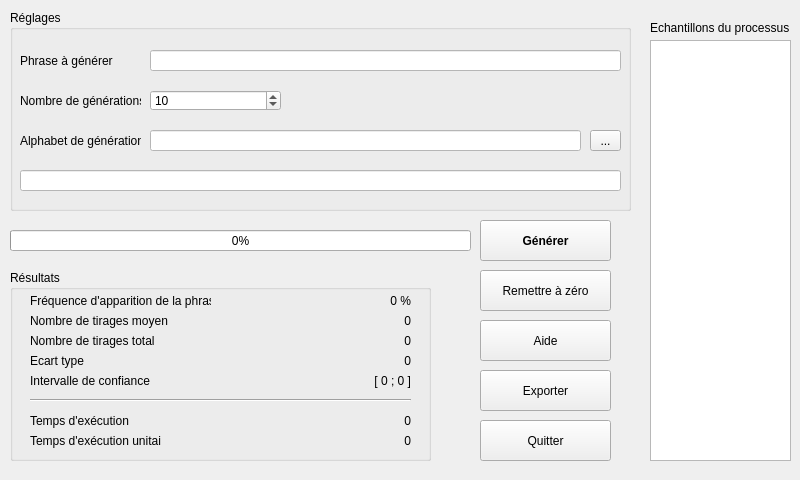
The window that src/RandomSentencesGUI/mainwindow.ui (WordCloudZZ/WordCloudZZ) describes before a commit, drawn with Qt 5.
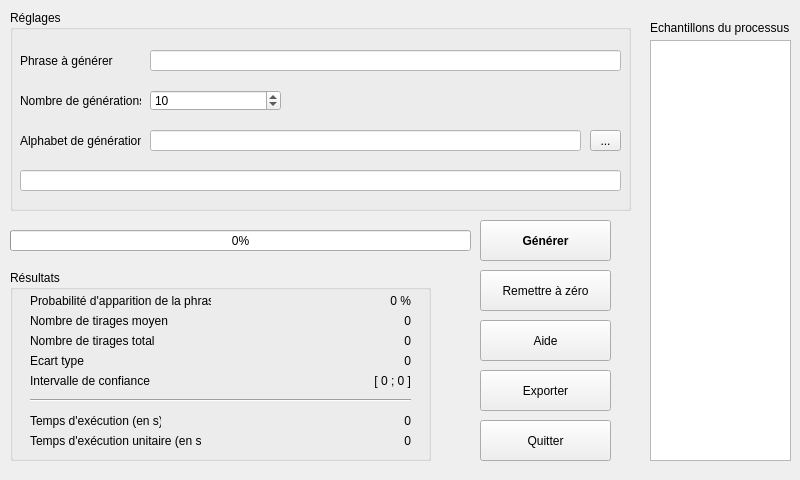
The same window after the commit. Icons and pictures are not drawn.

What changed in the file:
```diff
--- a/src/RandomSentencesGUI/mainwindow.ui
+++ b/src/RandomSentencesGUI/mainwindow.ui
@@ -196,7 +196,7 @@
       </rect>
      </property>
      <property name="text">
-      <string>Fréquence d'apparition de la phrase</string>
+      <string>Probabilité d'apparition de la phrase</string>
      </property>
     </widget>
     <widget class="QLabel" name="labelUnitTime">
@@ -246,12 +246,12 @@
       <rect>
        <x>20</x>
        <y>160</y>
-       <width>131</width>
+       <width>171</width>
        <height>21</height>
       </rect>
      </property>
      <property name="text">
-      <string>Temps d'exécution unitaire</string>
+      <string>Temps d'exécution unitaire (en s)</string>
      </property>
     </widget>
     <widget class="QLabel" name="label_10">
@@ -264,7 +264,7 @@
       </rect>
      </property>
      <property name="text">
-      <string>Temps d'exécution</string>
+      <string>Temps d'exécution (en s)</string>
      </property>
     </widget>
     <widget class="Line" name="line">
```
